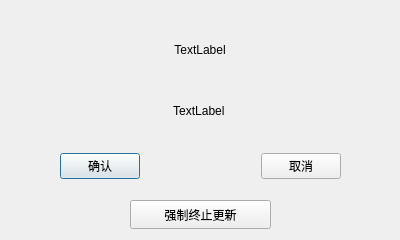
First picture: the form in gengxin.ui, repository juniperdiego/usbW, before the edit.
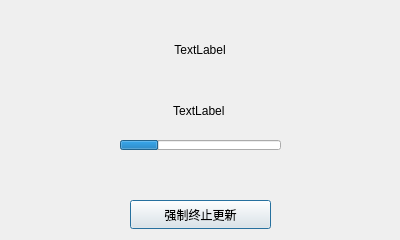
Second picture: the form after the edit.

What changed in the file:
```diff
--- a/gengxin.ui
+++ b/gengxin.ui
@@ -69,45 +69,6 @@
     <set>Qt::AlignCenter</set>
    </property>
   </widget>
-  <widget class="QWidget" name="layoutWidget">
-   <property name="geometry">
-    <rect>
-     <x>60</x>
-     <y>150</y>
-     <width>281</width>
-     <height>32</height>
-    </rect>
-   </property>
-   <layout class="QHBoxLayout" name="horizontalLayout">
-    <item>
-     <widget class="QPushButton" name="ConfirmBtn">
-      <property name="text">
-       <string>确认</string>
-      </property>
-     </widget>
-    </item>
-    <item>
-     <spacer name="horizontalSpacer">
-      <property name="orientation">
-       <enum>Qt::Horizontal</enum>
-      </property>
-      <property name="sizeHint" stdset="0">
-       <size>
-        <width>68</width>
-        <height>20</height>
-       </size>
-      </property>
-     </spacer>
-    </item>
-    <item>
-     <widget class="QPushButton" name="CancleBtn">
-      <property name="text">
-       <string>取消</string>
-      </property>
-     </widget>
-    </item>
-   </layout>
-  </widget>
   <widget class="QPushButton" name="pushBtnTerm">
    <property name="geometry">
     <rect>
@@ -121,6 +82,56 @@
     <string>强制终止更新</string>
    </property>
   </widget>
+  <widget class="QProgressBar" name="progBar">
+   <property name="geometry">
+    <rect>
+     <x>120</x>
+     <y>140</y>
+     <width>161</width>
+     <height>10</height>
+    </rect>
+   </property>
+   <property name="minimumSize">
+    <size>
+     <width>90</width>
+     <height>10</height>
+    </size>
+   </property>
+   <property name="maximumSize">
+    <size>
+     <width>200</width>
+     <height>10</height>
+    </size>
+   </property>
+   <property name="value">
+    <number>24</number>
+   </property>
+   <property name="textVisible">
+    <bool>false</bool>
+   </property>
+  </widget>
+  <widget class="QLabel" name="labPerc">
+   <property name="geometry">
+    <rect>
+     <x>160</x>
+     <y>160</y>
+     <width>90</width>
+     <height>32</height>
+    </rect>
+   </property>
+   <property name="font">
+    <font>
+     <pointsize>16</pointsize>
+     <italic>false</italic>
+    </font>
+   </property>
+   <property name="text">
+    <string/>
+   </property>
+   <property name="alignment">
+    <set>Qt::AlignCenter</set>
+   </property>
+  </widget>
  </widget>
  <resources/>
  <connections>
```
Left out of the diff: 32 changed lines with no effect on the pictures.
